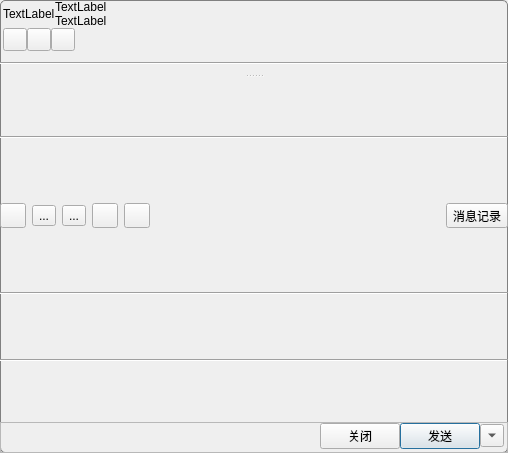
Before: the Qt Designer form src/ui/qqfriendchatdlg.ui in zhanlangsir/Qtqq, drawn with Qt 5.
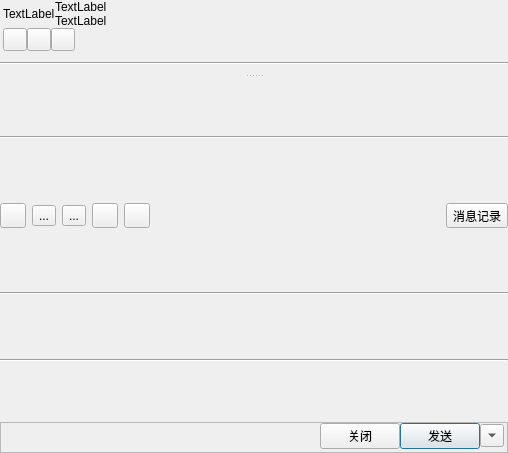
After: the same form once the commit is applied. Icons and pictures are not drawn.

```diff
--- a/src/ui/qqfriendchatdlg.ui
+++ b/src/ui/qqfriendchatdlg.ui
@@ -20,10 +20,7 @@
    <string>Dialog</string>
   </property>
   <property name="styleSheet">
-   <string notr="true">QWidget#QQFriendChatDlg {
-border:1px solid grey;
-border-radius:5px;
-}</string>
+   <string notr="true"/>
   </property>
   <layout class="QVBoxLayout" name="verticalLayout_4">
    <property name="spacing">
```
